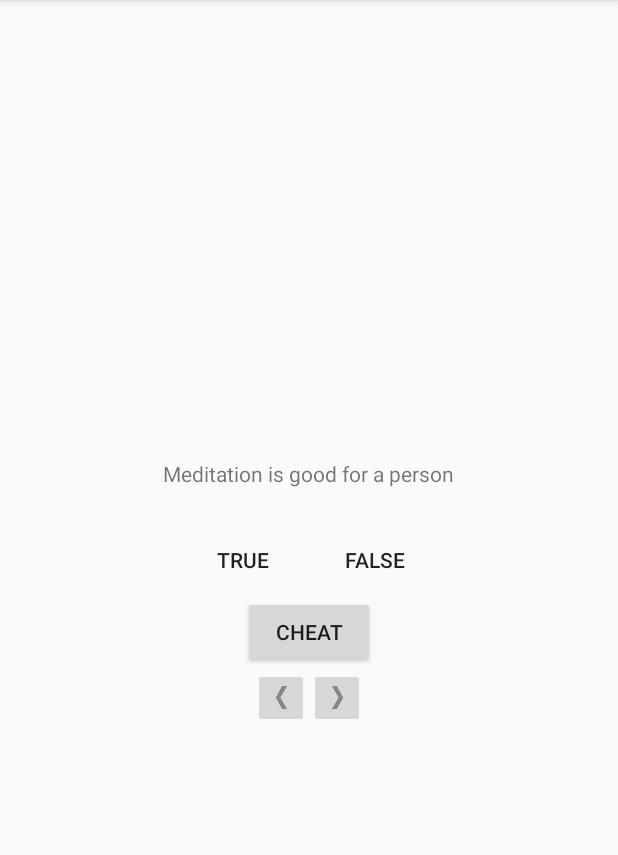
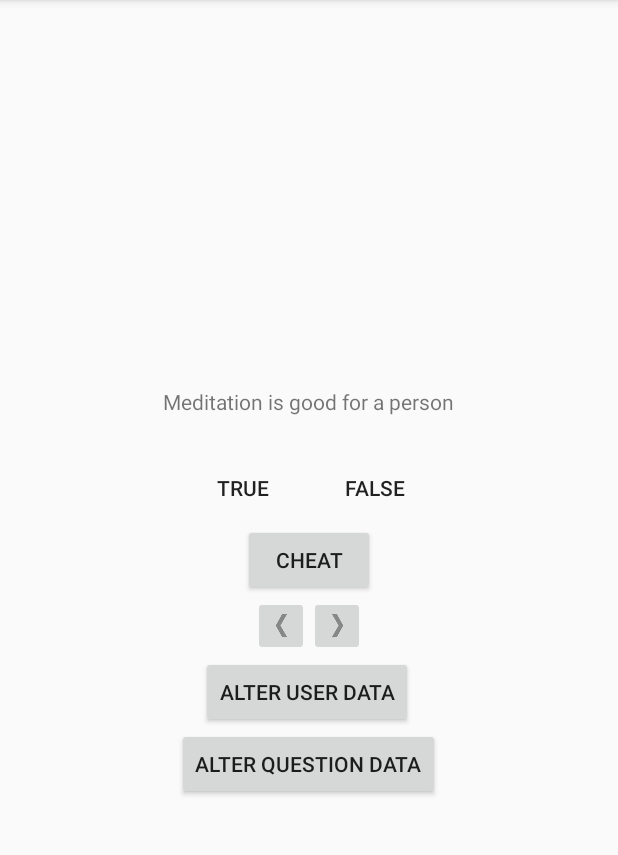
Before and after one commit to ales-blaze/GeoQuiz, an Android app: the screen it shows after launch (MainActivity), on a phone screen of 412 x 824 dp, the part 84-939 px from its top. Run offline under Robolectric (Android 15) with nearby library versions, the phone set to English and light mode, and no system bars.

Commit message:
added OperationOption Activity

```diff
--- a/app/src/main/AndroidManifest.xml
+++ b/app/src/main/AndroidManifest.xml
@@ -9,7 +9,8 @@
         android:roundIcon="@mipmap/ic_launcher_round"
         android:supportsRtl="true"
         android:theme="@style/AppTheme">
-        <activity android:name=".CheatActivity"></activity>
+        <activity android:name=".OperationOption"></activity>
+        <activity android:name=".CheatActivity" />
         <activity android:name=".MainActivity">
             <intent-filter>
                 <action android:name="android.intent.action.MAIN" />
--- a/app/src/main/java/com/ales/geoquiz/MainActivity.java
+++ b/app/src/main/java/com/ales/geoquiz/MainActivity.java
@@ -22,6 +22,10 @@ public class MainActivity extends AppCompatActivity {
     private static final String INDEX = "index";
     private static final int CHEAT_REQUEST_CODE = 0;
     private static final String IS_CHEATER = "cheater";
+    private static final String USER_DATA = "user";
+    private static final String QUESTION_DATA = "question";
+
+    private Button mAlterQuestionButton , mAlterUserButton;
     private Question[] mQuestionBank = new Question[] {
             new Question(R.string.question1, true),
             new Question(R.string.question2, true),
@@ -61,6 +65,9 @@ public class MainActivity extends AppCompatActivity {
         super.onCreate(savedInstanceState);
         Log.d(TAG, "onCreate()");
         setContentView(R.layout.activity_main);
+
+        mAlterQuestionButton = findViewById(R.id.alter_question_data);
+        mAlterUserButton = findViewById(R.id.alter_data_button);
 
         mCheatButton = findViewById(R.id.cheat_button);
         mTrueButton = findViewById(R.id.true_button);
@@ -132,6 +139,22 @@ public class MainActivity extends AppCompatActivity {
                 checkAnswer(mCheatArray[mCurrentIndex]);
             }
         }
+
+        mAlterUserButton.setOnClickListener(new View.OnClickListener() {
+            @Override
+            public void onClick(View v) {
+                Intent intent = OperationOption.createIntent(getApplicationContext() , USER_DATA);
+                startActivity(intent);
+            }
+        });
+
+        mAlterQuestionButton.setOnClickListener(new View.OnClickListener() {
+            @Override
+            public void onClick(View v) {
+                Intent intent = OperationOption.createIntent(getApplicationContext() , QUESTION_DATA);
+                startActivity(intent);
+            }
+        });
     }
 
     private void updateQuestion() {
--- a/app/src/main/res/layout-land/activity_main.xml
+++ b/app/src/main/res/layout-land/activity_main.xml
@@ -5,12 +5,28 @@
     >
 
     <Button
+        android:id="@+id/alter_question_data"
+        android:layout_width="wrap_content"
+        android:layout_height="wrap_content"
+        android:layout_gravity="center|end"
+        android:rotation="-90"
+        android:text="@string/alter_question_data" />
+
+    <Button
+        android:layout_width="wrap_content"
+        android:layout_height="wrap_content"
+        android:id="@+id/alter_user_data"
+        android:layout_gravity="center|start"
+        android:rotation="90"
+        android:text="@string/alter_user_data"
+        />
+    <Button
         android:id="@+id/cheat_button"
         android:layout_width="wrap_content"
         android:layout_height="wrap_content"
-        android:text="@string/cheat_text"
         android:layout_gravity="bottom|center"
-        />
+        android:text="@string/cheat_text" />
+
 
     <TextView
         android:layout_width="wrap_content"
--- a/app/src/main/res/layout/activity_main.xml
+++ b/app/src/main/res/layout/activity_main.xml
@@ -1,11 +1,9 @@
 <?xml version="1.0" encoding="utf-8"?>
-<LinearLayout
-    xmlns:android="http://schemas.android.com/apk/res/android"
+<LinearLayout xmlns:android="http://schemas.android.com/apk/res/android"
     android:layout_width="match_parent"
     android:layout_height="match_parent"
     android:gravity="center"
-    android:orientation="vertical"
-    >
+    android:orientation="vertical">
 
     <TextView
         android:layout_width="wrap_content"
@@ -61,4 +59,25 @@
             />
 
     </LinearLayout>
+
+    <LinearLayout android:orientation="vertical"
+        android:layout_width="wrap_content"
+        android:layout_height="wrap_content">
+
+        <Button
+            android:id="@+id/alter_data_button"
+            android:layout_width="wrap_content"
+            android:layout_height="wrap_content"
+            android:text="@string/alter_user_data"
+            android:layout_marginStart="16dp"
+            />
+
+        <Button
+            android:layout_width="wrap_content"
+            android:layout_height="wrap_content"
+            android:text="@string/alter_question_data"
+            android:id="@+id/alter_question_data"
+            />
+    </LinearLayout>
+
 </LinearLayout>
--- a/app/src/main/res/values/strings.xml
+++ b/app/src/main/res/values/strings.xml
@@ -20,4 +20,10 @@
     <string name="cheat_text">Cheat</string>
     <string name="show_answer_text">Show Answer</string>
     <string name="judgement_statement">Cheating is wrong</string>
+    <string name="alter_question_data">alter question data</string>
+    <string name="alter_user_data">alter user data</string>
+    <string name="create">Create</string>
+    <string name="delete">Delete</string>
+    <string name="update">Update</string>
+    <string name="read">Read</string>
 </resources>
--- a/gradle.properties
+++ b/gradle.properties
@@ -9,7 +9,7 @@
 
 # Specifies the JVM arguments used for the daemon process.
 # The setting is particularly useful for tweaking memory settings.
-org.gradle.jvmargs=-Xmx1536m
+org.gradle.jvmargs=-Xmx256m
 
 # When configured, Gradle will run in incubating parallel mode.
 # This option should only be used with decoupled projects. More details, visit
```
Also changed, not shown: app/src/main/java/com/ales/geoquiz/OperationOption.java (added, +65 -0 lines), app/src/main/res/layout/activity_operation_option.xml (added, +35 -0 lines).
